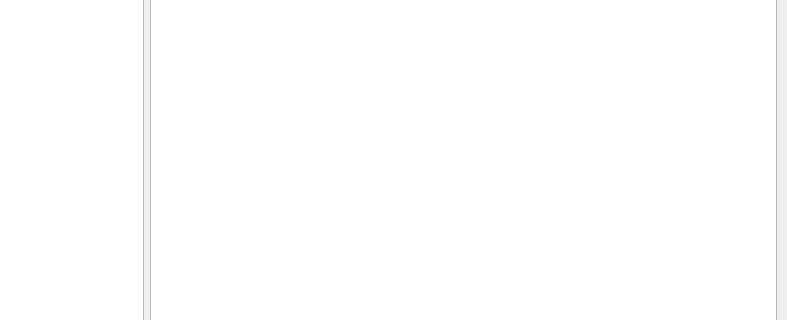
ArchiGn98/Cource-Work, file cource_work/admin.ui: the form before one commit; both pictures show x 493 to 1280 and y 230 to 550 of the 1280 by 720 pixel window.
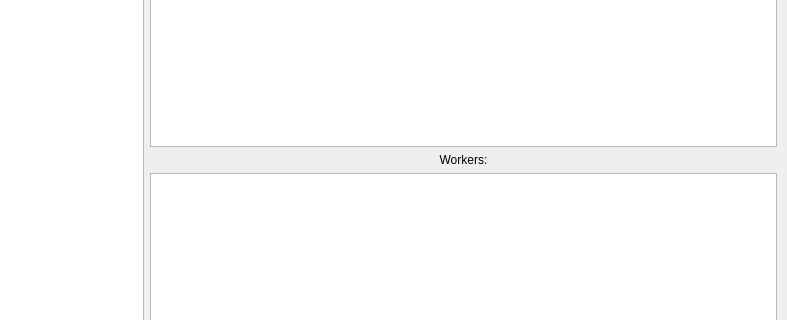
The form after the commit.

The edit to the form file:
```diff
--- a/cource_work/admin.ui
+++ b/cource_work/admin.ui
@@ -35,7 +35,24 @@
       </widget>
      </item>
      <item>
-      <widget class="QTableWidget" name="guests"/>
+      <layout class="QVBoxLayout" name="verticalLayout">
+       <item>
+        <widget class="QTableWidget" name="guests"/>
+       </item>
+       <item>
+        <widget class="QLabel" name="workers_label">
+         <property name="text">
+          <string>Workers:</string>
+         </property>
+         <property name="alignment">
+          <set>Qt::AlignCenter</set>
+         </property>
+        </widget>
+       </item>
+       <item>
+        <widget class="QTableWidget" name="workers"/>
+       </item>
+      </layout>
      </item>
     </layout>
    </widget>
```
